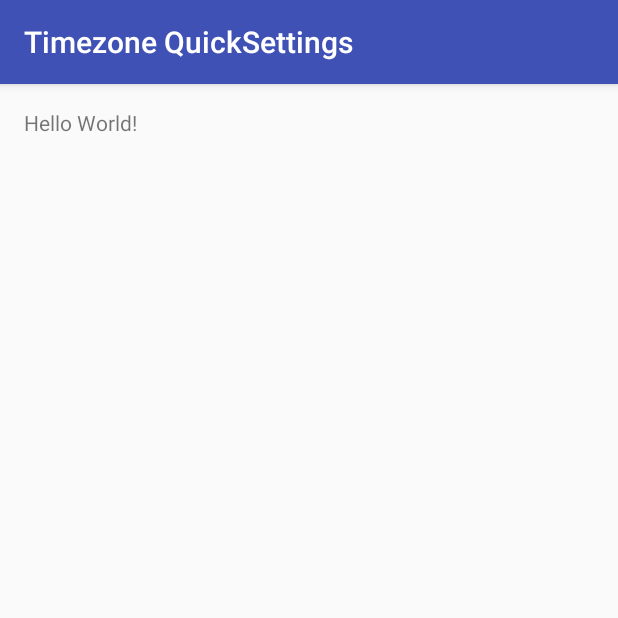
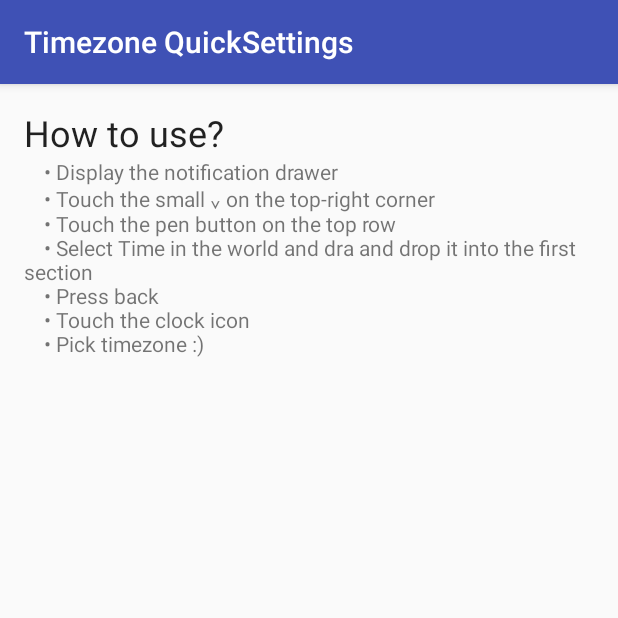
Before and after one commit to Neamar/TimezoneQuickSettings, an Android app: the screen it shows after launch (MainActivity), on a phone screen of 412 x 824 dp, the top half of it. Run offline under Robolectric (Android 15) with nearby library versions, the phone set to English and light mode, and no system bars.

Commit message:
Fast tutorial

```diff
--- a/app/src/main/res/layout/activity_main.xml
+++ b/app/src/main/res/layout/activity_main.xml
@@ -1,18 +1,28 @@
 <?xml version="1.0" encoding="utf-8"?>
-<RelativeLayout xmlns:android="http://schemas.android.com/apk/res/android"
+<LinearLayout xmlns:android="http://schemas.android.com/apk/res/android"
     xmlns:tools="http://schemas.android.com/tools"
     android:id="@+id/activity_main"
     android:layout_width="match_parent"
     android:layout_height="match_parent"
     android:paddingBottom="@dimen/activity_vertical_margin"
     android:paddingLeft="@dimen/activity_horizontal_margin"
+    android:orientation="vertical"
     android:paddingRight="@dimen/activity_horizontal_margin"
     android:paddingTop="@dimen/activity_vertical_margin"
     tools:context="fr.neamar.timezonequicksettings.MainActivity">
 
     <TextView
+        android:text="How to use?"
         android:layout_width="wrap_content"
-        android:id="@+id/hello"
         android:layout_height="wrap_content"
-        android:text="Hello World!" />
-</RelativeLayout>
+        android:layout_alignParentTop="true"
+        android:layout_alignParentStart="true"
+        android:id="@+id/textView"
+        android:textAppearance="@style/TextAppearance.AppCompat.Headline" />
+
+    <TextView
+        android:layout_width="wrap_content"
+        android:layout_height="wrap_content"
+        android:id="@+id/tutorial"
+        android:text="@string/tutorial" />
+</LinearLayout>
--- a/app/src/main/res/values/strings.xml
+++ b/app/src/main/res/values/strings.xml
@@ -5,4 +5,14 @@
     <string name="toast_touch_to_initialize">Added! Click on the quick setting to define timezone.</string>
     <string name="pick_timezone">Pick timezone</string>
     <string name="new_timezone_toast">"New timezone: %s"</string>
+    <string name="tutorial">
+\t• Display the notification drawer\n
+\t• Touch the small "⌄" on the top-right corner\n
+\t• Touch the pen button on the top row\n
+\t• Select "Time in the world" and dra and drop it into the first section\n
+\t• Press back\n
+\t• Touch the clock icon\n
+\t• Pick timezone :)\n
+    </string>
+
 </resources>
```
